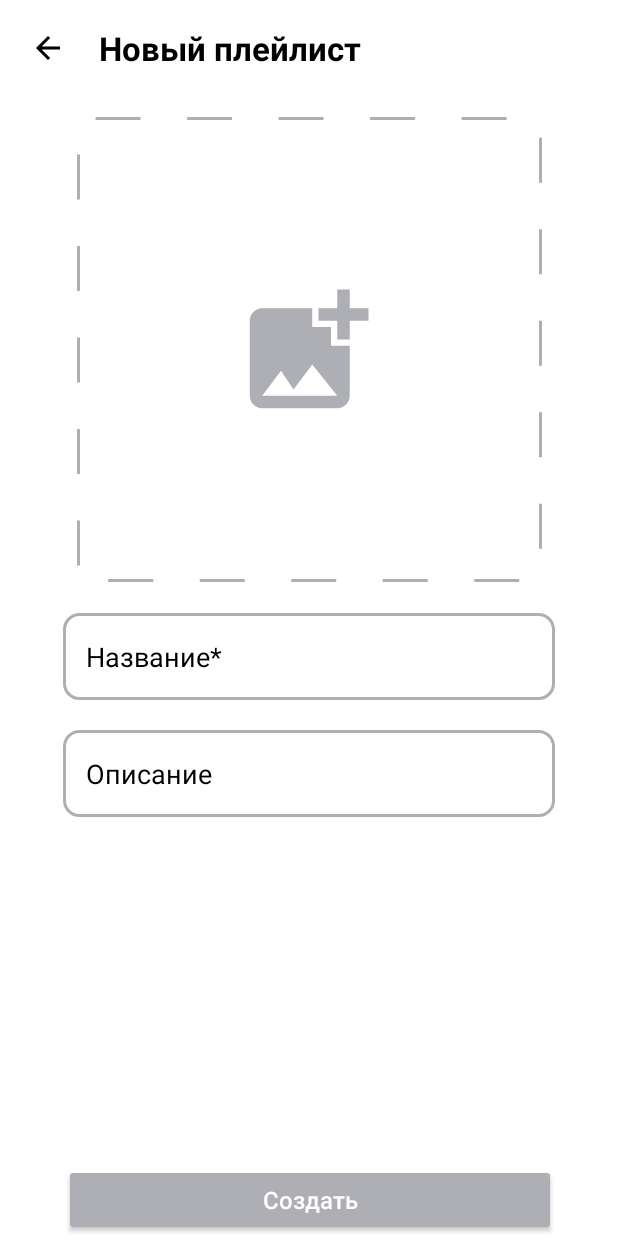
After one commit to Plantik1337/PlaylistMaker, an Android app: the CreatePlaylistFragment screen opened through its navigation route, on a phone screen of 412 x 824 dp. The commit adds this screen. Run offline under Robolectric (Android 15) with nearby library versions, the phone set to English and light mode, and no system bars; our stand-ins replace navigation-ui; pictures from the network do not load.

Commit message:
Спринт 22, Задание 1 (Остановился на БД)

```diff
--- a/app/src/main/java/com/example/playlistmaker/main/RootActivity.kt
+++ b/app/src/main/java/com/example/playlistmaker/main/RootActivity.kt
@@ -1,11 +1,13 @@
 package com.example.playlistmaker.main
 
 import android.os.Bundle
+import android.view.View
 import androidx.appcompat.app.AppCompatActivity
 import androidx.navigation.fragment.NavHostFragment
 import androidx.navigation.ui.setupWithNavController
 import com.example.playlistmaker.R
 import com.example.playlistmaker.databinding.ActivityRootBinding
+import com.example.playlistmaker.player.ui.PlayerFragment
 
 class RootActivity : AppCompatActivity() {
     private lateinit var binding: ActivityRootBinding
@@ -18,7 +20,28 @@ class RootActivity : AppCompatActivity() {
         val navHostFragment =
             supportFragmentManager.findFragmentById(R.id.rootFragmentContainerView) as NavHostFragment
         val navController = navHostFragment.navController
+
         binding.bottomNavigationView.setupWithNavController(navController)
 
+        navController.addOnDestinationChangedListener { _, destination, _ ->
+            when (destination.id) {
+                R.id.mediatekaFragment, R.id.searchFragment, R.id.settingsFragment -> {
+                    setBottomNavigationVisibility(true)
+                }
+
+                else -> {
+                    setBottomNavigationVisibility(false)
+                }
+            }
+        }
+
+    }
+
+    private fun setBottomNavigationVisibility(visible: Boolean) {
+        if (visible) {
+            binding.bottomNavigationView.visibility = View.VISIBLE
+        } else {
+            binding.bottomNavigationView.visibility = View.GONE
+        }
     }
 }
--- a/app/src/main/java/com/example/playlistmaker/mediateka/data/AppDatabase.kt
+++ b/app/src/main/java/com/example/playlistmaker/mediateka/data/AppDatabase.kt
@@ -3,7 +3,8 @@ package com.example.playlistmaker.mediateka.data
 import androidx.room.Database
 import androidx.room.RoomDatabase
 
-@Database(version = 2, entities = [TrackEntity::class])
+@Database(version = 3, entities = [TrackEntity::class, PlaylistEntity::class])
 abstract class AppDatabase : RoomDatabase() {
     abstract fun trackDao(): TrackDao
+
 }
--- /dev/null
+++ b/app/src/main/java/com/example/playlistmaker/mediateka/data/PlaylistDao.kt
@@ -0,0 +1,16 @@
+package com.example.playlistmaker.mediateka.data
+
+import androidx.room.Insert
+import androidx.room.OnConflictStrategy
+import androidx.room.Query
+
+interface PlaylistDao {
+    @Insert(entity = PlaylistEntity::class, onConflict = OnConflictStrategy.REPLACE)
+    suspend fun newPlaylist(playlistEntity: PlaylistEntity)
+
+    @Query("SELECT * FROM playlists_table")
+    suspend fun getPlaylists(): List<PlaylistEntity>
+
+    @Query("UPDATE playlists_table SET trackIdList =:newTrackString  WHERE `key` = :playlistId")
+    suspend fun updateTrackList(newTrackString: String, playlistId: Int)
+}
--- /dev/null
+++ b/app/src/main/java/com/example/playlistmaker/mediateka/data/PlaylistEntity.kt
@@ -0,0 +1,15 @@
+package com.example.playlistmaker.mediateka.data
+
+import androidx.room.Entity
+import androidx.room.PrimaryKey
+
+@Entity(tableName = "playlists_table")
+data class PlaylistEntity(
+    @PrimaryKey(autoGenerate = true)
+    val key: Int,
+    val playlistName: String,
+    val description: String,
+    val imageURI: String,
+    val trackIdList: String,
+    val numberOfTracks: Int
+)
--- a/app/src/main/java/com/example/playlistmaker/mediateka/data/TrackEntity.kt
+++ b/app/src/main/java/com/example/playlistmaker/mediateka/data/TrackEntity.kt
@@ -1,6 +1,5 @@
 package com.example.playlistmaker.mediateka.data
 
-import android.icu.text.DateFormat
 import androidx.room.Entity
 import androidx.room.PrimaryKey
 
--- /dev/null
+++ b/app/src/main/java/com/example/playlistmaker/mediateka/ui/fragment/CreatePlaylistFragment.kt
@@ -0,0 +1,149 @@
+package com.example.playlistmaker.mediateka.ui.fragment
+
+
+import android.graphics.Outline
+import android.os.Bundle
+import android.util.Log
+import android.view.LayoutInflater
+import android.view.View
+import android.view.ViewGroup
+import android.view.ViewOutlineProvider
+import android.widget.Toast
+import androidx.activity.OnBackPressedCallback
+import androidx.activity.OnBackPressedDispatcher
+import androidx.activity.result.PickVisualMediaRequest
+import androidx.activity.result.contract.ActivityResultContracts
+import androidx.appcompat.app.AlertDialog
+import androidx.core.view.isVisible
+import androidx.core.widget.addTextChangedListener
+import androidx.fragment.app.Fragment
+import androidx.navigation.fragment.findNavController
+import com.example.playlistmaker.R
+import com.example.playlistmaker.databinding.CreatePlaylistFragmentBinding
+import com.example.playlistmaker.mediateka.viewmodel.PlaylistViewModel
+import com.google.android.material.bottomnavigation.BottomNavigationView
+import org.koin.androidx.viewmodel.ext.android.viewModel
+import org.koin.core.parameter.parametersOf
+
+class CreatePlaylistFragment : Fragment() {
+    companion object {
+        var hasImage = false
+        var hasName = false
+        var hasDescription = false
+    }
+
+//    private val viewModel by viewModel<PlaylistViewModel> {
+//        parametersOf("Строка")
+//    }
+
+
+    private lateinit var binding: CreatePlaylistFragmentBinding
+
+    override fun onCreateView(
+        inflater: LayoutInflater, container: ViewGroup?, savedInstanceState: Bundle?
+    ): View {
+        binding = CreatePlaylistFragmentBinding.inflate(inflater, container, false)
+        return binding.root
+    }
+
+    override fun onViewCreated(view: View, savedInstanceState: Bundle?) {
+        super.onViewCreated(view, savedInstanceState)
+        BottomNavigationView.GONE
+
+        fun canCreate(): Boolean {
+            when (hasImage || hasName) {
+                true -> {
+                    binding.createButton.background.setTint(requireContext().getColor(R.color.blue))
+                    return true
+                }
+
+                false -> {
+                    binding.createButton.background.setTint(requireContext().getColor(R.color.grey))
+                    return false
+                }
+            }
+        }
+
+        val pickMedia =
+            registerForActivityResult(ActivityResultContracts.PickVisualMedia()) { uri ->
+                if (uri != null) {
+                    canCreate()
+                    binding.imageButton.setImageURI(uri)
+                } else {
+                    Log.d("PhotoPicker", "No media selected")
+                }
+            }
+
+        binding.PlaylistName.addTextChangedListener(onTextChanged = { s: CharSequence?, _: Int, _: Int, _: Int ->
+            if (binding.PlaylistName.hasFocus() && s?.isNotEmpty() == true) {
+                hasName = true
+                canCreate()
+                binding.PlaylistName.isSelected = true
+                binding.PlaylistNameLittleText.isVisible = true
+            } else {
+                hasName = false
+                canCreate()
+                binding.PlaylistName.isSelected = false
+                binding.PlaylistNameLittleText.isVisible = false
+            }
+        })
+
+        binding.PlaylistDescription.addTextChangedListener(onTextChanged = { s: CharSequence?, _: Int, _: Int, _: Int ->
+            if (binding.PlaylistDescription.hasFocus() && s?.isNotEmpty() == true) {
+                hasDescription = true
+                binding.PlaylistDescription.isSelected = true
+                binding.descriptionLittleText.isVisible = true
+            } else {
+                hasDescription = false
+                binding.PlaylistDescription.isSelected = false
+                binding.descriptionLittleText.isVisible = false
+            }
+
+        })
+
+        binding.backButton.setOnClickListener {
+            findNavController().navigateUp()
+        }
+
+        binding.imageButton.setOnClickListener {
+            pickMedia.launch(PickVisualMediaRequest(ActivityResultContracts.PickVisualMedia.ImageOnly))
+            hasImage = true
+            binding.imageButton.clipToOutline = true
+            binding.imageButton.outlineProvider = object : ViewOutlineProvider() {
+                override fun getOutline(view: View, outline: Outline) {
+                    val cornerRadius = 30
+                    outline.setRoundRect(0, 0, view.width, view.height, cornerRadius.toFloat())
+                }
+            }
+        }
+
+        binding.createButton.setOnClickListener {
+            when (canCreate()) {
+                true -> {}
+                false -> {
+                    Toast.makeText(requireContext(), "Не заполнены обязательные поля",Toast.LENGTH_SHORT).show()
+                }
+            }
+        }
+
+
+
+        requireActivity().onBackPressedDispatcher.addCallback(requireActivity(),
+            object : OnBackPressedCallback(true) {
+                override fun handleOnBackPressed() {
+                    if (hasImage || hasName || hasDescription) {
+                        AlertDialog.Builder(requireContext())
+                            .setTitle("Завершить создание плейлиста?")
+                            .setMessage("Все несохраненные данные будут потеряны!")
+                            .setPositiveButton("Заввершить") { _, _ ->
+                                // Завершаем Activity при нажатии на "Да"
+                                findNavController().navigateUp()
+                            }.setNegativeButton("Отмена", null).show()
+                    } else {
+                        findNavController().navigateUp()
+                    }
+                }
+            })
+    }
+
+}
--- a/app/src/main/java/com/example/playlistmaker/mediateka/ui/fragment/PlaylistFragment.kt
+++ b/app/src/main/java/com/example/playlistmaker/mediateka/ui/fragment/PlaylistFragment.kt
@@ -5,8 +5,11 @@ import android.view.LayoutInflater
 import android.view.View
 import android.view.ViewGroup
 import androidx.fragment.app.Fragment
+import androidx.navigation.fragment.findNavController
+import com.example.playlistmaker.R
 import com.example.playlistmaker.databinding.PlaylistFragmentBinding
 import com.example.playlistmaker.mediateka.viewmodel.PlaylistViewModel
+import com.google.android.material.bottomnavigation.BottomNavigationView
 import org.koin.androidx.viewmodel.ext.android.viewModel
 import org.koin.core.parameter.parametersOf
 
@@ -38,6 +41,9 @@ class PlaylistFragment : Fragment() {
 
     override fun onViewCreated(view: View, savedInstanceState: Bundle?) {
         super.onViewCreated(view, savedInstanceState)
+        binding.newPlaylistButton.setOnClickListener {
+            findNavController().navigate(R.id.action_mediatekaFragment_to_createPlaylistFragment)
+        }
         viewModel.showLog()
         //
     }
--- /dev/null
+++ b/app/src/main/res/drawable/rounded_dotted_rectangle.xml
@@ -0,0 +1,34 @@
+<?xml version="1.0" encoding="utf-8"?>
+<layer-list xmlns:android="http://schemas.android.com/apk/res/android">
+
+    <item>
+
+
+        <shape android:shape="rectangle">
+            <size
+                android:width="310dp"
+                android:height="310dp" />
+
+            <stroke
+                android:width="2dp"
+                android:color="@color/grey"
+                android:dashWidth="30dp"
+                android:dashGap="31dp" />
+
+            <corners android:radius="10dp" />
+
+        </shape>
+    </item>
+    <item android:gravity="center">
+        <vector
+            android:width="80dp"
+            android:height="80dp"
+            android:viewportWidth="80"
+            android:viewportHeight="80">
+
+            <path
+                android:fillColor="#AEAFB4"
+                android:pathData="M67.1667 21.1667V33.625C67.1667 33.625 58.875 33.6667 58.8333 33.625V21.1667H46.3333C46.3333 21.1667 46.375 12.875 46.3333 12.8334H58.8333V0.333374H67.1667V12.8334H79.6667V21.1667H67.1667ZM54.6667 37.8334V25.3334H42.1667V12.8334H8.83333C4.25 12.8334 0.5 16.5834 0.5 21.1667V71.1667C0.5 75.75 4.25 79.5 8.83333 79.5H58.8333C63.4167 79.5 67.1667 75.75 67.1667 71.1667V37.8334H54.6667ZM8.83333 71.1667L21.3333 54.5L29.6667 67L42.1667 50.3334L58.8333 71.1667H8.83333Z" />
+        </vector>
+    </item>
+</layer-list>
--- /dev/null
+++ b/app/src/main/res/drawable/rounded_rectangle.xml
@@ -0,0 +1,8 @@
+<?xml version="1.0" encoding="utf-8"?>
+<shape xmlns:android="http://schemas.android.com/apk/res/android"
+    android:shape="rectangle">
+    <stroke
+        android:width="2dp"
+        android:color="@color/grey" />
+    <corners android:radius="10dp" />
+</shape>
--- /dev/null
+++ b/app/src/main/res/drawable/rounded_rectangle_focused.xml
@@ -0,0 +1,8 @@
+<?xml version="1.0" encoding="utf-8"?>
+<shape xmlns:android="http://schemas.android.com/apk/res/android"
+    android:shape="rectangle">
+    <stroke
+        android:width="2dp"
+        android:color="@color/blue" />
+    <corners android:radius="10dp" />
+</shape>
--- /dev/null
+++ b/app/src/main/res/drawable/rounded_rectangle_selector_colored.xml
@@ -0,0 +1,5 @@
+<?xml version="1.0" encoding="utf-8"?>
+<selector xmlns:android="http://schemas.android.com/apk/res/android">
+    <item android:state_selected="false" android:drawable="@drawable/rounded_rectangle"/>
+    <item android:state_selected="true" android:drawable="@drawable/rounded_rectangle_focused"/>
+</selector>
--- /dev/null
+++ b/app/src/main/res/layout/create_playlist_fragment.xml
@@ -0,0 +1,125 @@
+<?xml version="1.0" encoding="utf-8"?>
+<androidx.constraintlayout.widget.ConstraintLayout xmlns:android="http://schemas.android.com/apk/res/android"
+    xmlns:app="http://schemas.android.com/apk/res-auto"
+    xmlns:tools="http://schemas.android.com/tools"
+    android:layout_width="match_parent"
+    android:layout_height="match_parent">
+
+
+    <ImageButton
+        android:id="@+id/backButton"
+        style="@style/button_menu"
+        android:layout_width="48dp"
+        android:layout_height="48dp"
+        android:layout_marginStart="8dp"
+        android:layout_marginTop="8dp"
+        android:background="@null"
+        app:layout_constraintStart_toStartOf="parent"
+        app:layout_constraintTop_toTopOf="parent"
+        app:srcCompat="@drawable/arrow_back" />
+
+    <TextView
+        android:id="@+id/textView2"
+        style="@style/title"
+        android:layout_width="wrap_content"
+        android:layout_height="wrap_content"
+        android:layout_gravity="center"
+        android:layout_marginStart="10dp"
+        android:layout_marginTop="17dp"
+        android:gravity="center_vertical"
+        android:text="@string/newPlaylist"
+        android:textSize="@dimen/standart_text"
+        android:textStyle="bold"
+        app:layout_constraintStart_toEndOf="@id/backButton"
+        app:layout_constraintTop_toTopOf="parent" />
+
+    <ImageButton
+        android:id="@+id/imageButton"
+        android:layout_width="312dp"
+        android:layout_height="312dp"
+        android:layout_marginTop="30dp"
+        android:backgroundTint="@android:color/transparent"
+        android:elevation="0dp"
+        android:src="@drawable/rounded_dotted_rectangle"
+        app:layout_constraintEnd_toEndOf="parent"
+        app:layout_constraintStart_toStartOf="parent"
+        app:layout_constraintTop_toBottomOf="@id/textView2" />
+
+    <EditText
+        android:id="@+id/PlaylistName"
+        style="@style/editTextCreatePlaylist"
+        android:layout_width="328dp"
+        android:layout_height="58dp"
+        android:layout_marginTop="20dp"
+        android:background="@drawable/rounded_rectangle_selector_colored"
+        android:hint="Название*"
+        android:paddingStart="15dp"
+        app:layout_constraintEnd_toEndOf="parent"
+        app:layout_constraintStart_toStartOf="parent"
+        app:layout_constraintTop_toBottomOf="@id/imageButton"
+        tools:ignore="RtlSymmetry" />
+
+    <com.google.android.material.internal.BaselineLayout
+        android:id="@+id/leftLine"
+        android:layout_width="wrap_content"
+        android:layout_height="wrap_content"
+        app:layout_constraintBottom_toBottomOf="parent"
+        app:layout_constraintEnd_toStartOf="@+id/imageButton"
+        app:layout_constraintTop_toTopOf="parent" />
+
+    <TextView
+        android:id="@+id/PlaylistNameLittleText"
+        style="@style/createLittleTextStyle"
+        android:layout_width="75dp"
+        android:layout_height="wrap_content"
+        android:layout_marginStart="10dp"
+        android:gravity="center"
+        android:text="Название*"
+        android:textColor="@color/blue"
+        android:visibility="gone"
+        app:layout_constraintBottom_toTopOf="@+id/PlaylistName"
+        app:layout_constraintStart_toStartOf="@id/leftLine"
+        app:layout_constraintTop_toTopOf="@+id/PlaylistName" />
+
+    <EditText
+        android:id="@+id/PlaylistDescription"
+        style="@style/editTextCreatePlaylist"
+        android:layout_width="328dp"
+        android:layout_height="58dp"
+        android:layout_marginTop="20dp"
+        android:background="@drawable/rounded_rectangle_selector_colored"
+        android:hint="Описание"
+        android:paddingStart="15dp"
+        app:layout_constraintEnd_toEndOf="parent"
+        app:layout_constraintStart_toStartOf="parent"
+        app:layout_constraintTop_toBottomOf="@id/PlaylistName"
+        tools:ignore="RtlSymmetry" />
+
+    <TextView
+        android:id="@+id/descriptionLittleText"
+        style="@style/createLittleTextStyle"
+        android:layout_width="70dp"
+        android:layout_height="wrap_content"
+        android:layout_marginStart="10dp"
+        android:gravity="center"
+        android:text="Описание"
+        android:textColor="@color/blue"
+        android:visibility="gone"
+        app:layout_constraintBottom_toTopOf="@+id/PlaylistDescription"
+        app:layout_constraintStart_toStartOf="@id/leftLine"
+        app:layout_constraintTop_toTopOf="@+id/PlaylistDescription" />
+
+    <androidx.appcompat.widget.AppCompatButton
+        android:id="@+id/createButton"
+        android:layout_width="328dp"
+        android:layout_height="wrap_content"
+        android:backgroundTint="@color/grey"
+        android:text="Создать"
+        android:textAllCaps="false"
+        android:textColor="@color/white"
+        android:textSize="16sp"
+        app:layout_constraintBottom_toBottomOf="parent"
+        app:layout_constraintEnd_toEndOf="parent"
+        app:layout_constraintHorizontal_bias="0.506"
+        app:layout_constraintStart_toStartOf="parent" />
+</androidx.constraintlayout.widget.ConstraintLayout>
--- a/app/src/main/res/navigation/navigation_graph.xml
+++ b/app/src/main/res/navigation/navigation_graph.xml
@@ -34,6 +34,9 @@
         <action
             android:id="@+id/action_mediatekaFragment_to_playerFragment"
             app:destination="@id/playerFragment" />
+        <action
+            android:id="@+id/action_mediatekaFragment_to_createPlaylistFragment"
+            app:destination="@id/createPlaylistFragment" />
     </fragment>
     <fragment
         android:id="@+id/favoriteFragment"
@@ -50,4 +53,9 @@
         tools:layout="@layout/playlist_fragment"
         android:name="com.example.playlistmaker.mediateka.ui.fragment.PlaylistFragment"
         android:label="PlaylistFragment" />
+    <fragment
+        android:id="@+id/createPlaylistFragment"
+        android:name="com.example.playlistmaker.mediateka.ui.fragment.CreatePlaylistFragment"
+        android:label="CreatePlaylistFragment"
+        tools:layout="@layout/create_playlist_fragment"/>
 </navigation>
--- a/app/src/main/res/values-night/styles.xml
+++ b/app/src/main/res/values-night/styles.xml
@@ -137,4 +137,10 @@
     <style name="tabTextAppearance.Selected">
         <item name="android:textColor">@color/blue</item>
     </style>
+    <style name="editTextCreatePlaylist">
+        <item name="android:textColorHint">@color/white</item>
+    </style>
+    <style name="createLittleTextStyle">
+        <item name="android:background">@color/DarkFun</item>
+    </style>
 </resources>
--- a/app/src/main/res/values/styles.xml
+++ b/app/src/main/res/values/styles.xml
@@ -119,7 +119,7 @@
     </style>
 
     <style name="button_menu">
-        <item name="tint">@color/grey</item>
+        <item name="tint">@color/black</item>
     </style>
 
     <style name="playButton">
@@ -136,4 +136,10 @@
     <style name="tabTextAppearance.Selected">
         <item name="android:textColor">@color/blue</item>
     </style>
+    <style name="editTextCreatePlaylist">
+        <item name="android:textColorHint">@color/black</item>
+    </style>
+    <style name="createLittleTextStyle">
+        <item name="android:background">@color/white</item>
+    </style>
 </resources>
```
